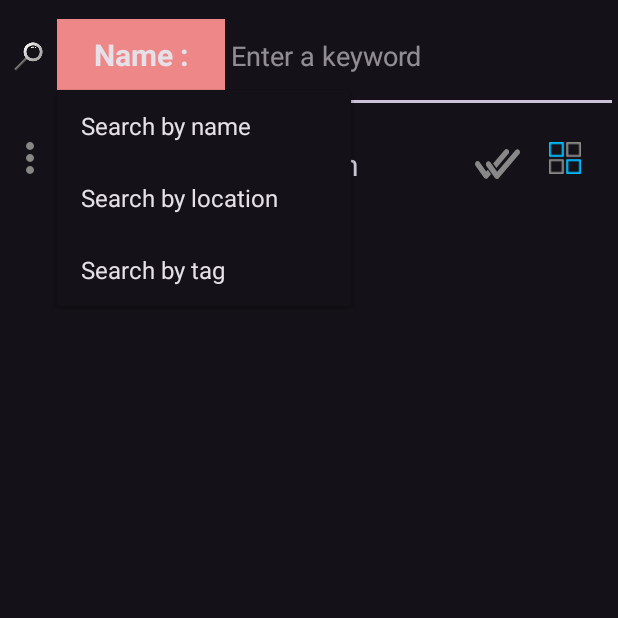
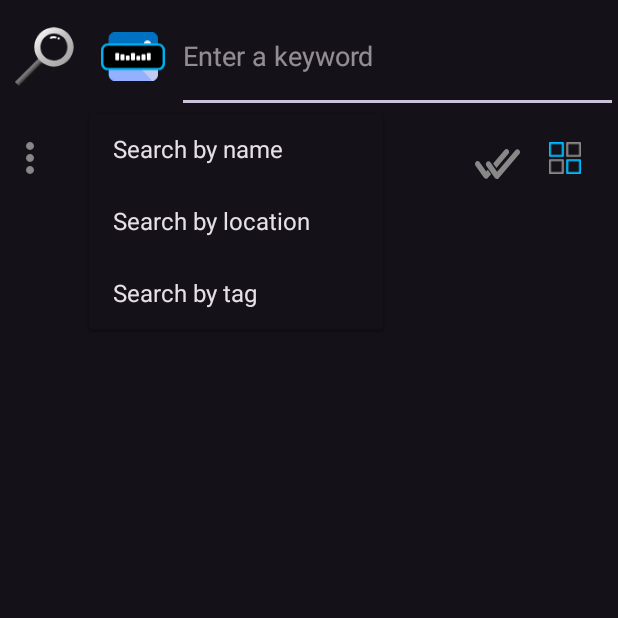
Before and after one commit to JackShinigami/ImageGallery, an Android app: the SearchActivity screen opened directly, with no data from a screen before it, on a phone screen of 412 x 824 dp, the top half of it. Run offline under Robolectric (Android 15) with nearby library versions, the phone set to English and light mode, and no system bars; libraries missing offline, so code that uses them is left out: com.google.mlkit.vision, org.mindrot.jbcrypt.

Commit message:
Fix setting language and icon update

```diff
--- a/app/src/main/java/com/example/imagegallery/SearchActivity.java
+++ b/app/src/main/java/com/example/imagegallery/SearchActivity.java
@@ -16,6 +16,7 @@ import android.view.MenuItem;
 import android.view.View;
 import android.view.inputmethod.InputMethodManager;
 import android.widget.AutoCompleteTextView;
+import android.widget.ImageButton;
 import android.widget.PopupMenu;
 import android.widget.TextView;
 
@@ -38,7 +39,7 @@ public class SearchActivity extends AppCompatActivity {
 
     ImagesViewModel imagesViewModel;
     AutoCompleteTextView search_edit_text;
-    TextView txtSearchOptions;
+    ImageButton btnSearchOptions;
     SEARCH_TYPE search_type = SEARCH_TYPE.NAME;
 
     private static ArrayList<ImageObject> deleteImages = new ArrayList<>();
@@ -147,8 +148,8 @@ public class SearchActivity extends AppCompatActivity {
         ft.replace(R.id.fragment_container, imageFragment);
         ft.commit();
 
-        txtSearchOptions = findViewById(R.id.txtSearchOptions);
-        txtSearchOptions.setOnClickListener(new View.OnClickListener() {
+        btnSearchOptions = findViewById(R.id.btnSearchOptions);
+        btnSearchOptions.setOnClickListener(new View.OnClickListener() {
             @Override
             public void onClick(View view) {
                 showPopupMenu();
@@ -220,8 +221,9 @@ public class SearchActivity extends AppCompatActivity {
 
     private void showPopupMenu()
     {
-        PopupMenu popupMenu = new PopupMenu(SearchActivity.this, txtSearchOptions);
+        PopupMenu popupMenu = new PopupMenu(SearchActivity.this, btnSearchOptions);
         popupMenu.getMenuInflater().inflate(R.menu.search_menu, popupMenu.getMenu());
+
 
         if(!loaded)
         {
@@ -239,19 +241,19 @@ public class SearchActivity extends AppCompatActivity {
                 if(id == R.id.search_name)
                 {
                     search_type = SEARCH_TYPE.NAME;
-                    txtSearchOptions.setText(getString(R.string.name));
+                    btnSearchOptions.setImageResource(R.drawable.ic_search_by_name);
                     updateDataSearch();
                 }
                 else if(id == R.id.search_location)
                 {
                     search_type = SEARCH_TYPE.LOCATION;
-                    txtSearchOptions.setText(getString(R.string.location));
+                    btnSearchOptions.setImageResource(R.drawable.ic_search_by_location);
                     updateDataSearch();
                 }
                 else if(id == R.id.search_tag)
                 {
                     search_type = SEARCH_TYPE.TAG;
-                    txtSearchOptions.setText(getString(R.string.tag));
+                    btnSearchOptions.setImageResource(R.drawable.ic_search_by_tag);
                     updateDataSearch();
                 }
                 return false;
--- a/app/src/main/java/com/example/imagegallery/SettingActivity.java
+++ b/app/src/main/java/com/example/imagegallery/SettingActivity.java
@@ -3,9 +3,11 @@ package com.example.imagegallery;
 import static java.lang.Thread.sleep;
 
 import android.annotation.SuppressLint;
+import android.app.Activity;
 import android.app.Dialog;
 import android.app.ProgressDialog;
 import android.content.Context;
+import android.content.Intent;
 import android.content.res.Configuration;
 import android.os.Bundle;
 import android.os.Handler;
@@ -93,7 +95,13 @@ public class SettingActivity extends AppCompatActivity implements SettingPropert
         LocaleListCompat localeListCompat = LocaleListCompat.create(new Locale(language));
         AppCompatDelegate.setApplicationLocales(localeListCompat);
 
-        recreate();
+        // khởi động lại app
+        Intent intent = new Intent(getApplicationContext(), IntroActivity.class);
+        intent.setFlags(Intent.FLAG_ACTIVITY_NEW_TASK | Intent.FLAG_ACTIVITY_CLEAR_TASK);
+        startActivity(intent);
+        if(context instanceof Activity){
+            ((Activity) context).finishAffinity();
+        }
     }
 
     @Override
--- /dev/null
+++ b/app/src/main/res/drawable/ic_search_by_location.xml
@@ -0,0 +1,43 @@
+<vector xmlns:android="http://schemas.android.com/apk/res/android"
+    xmlns:aapt="http://schemas.android.com/aapt"
+    android:width="230dp"
+    android:height="197dp"
+    android:viewportWidth="230"
+    android:viewportHeight="197">
+  <group>
+    <clip-path
+        android:pathData="M0,0h230v197h-230z"/>
+    <path
+        android:pathData="M114.54,35.04C102.93,35.04 93.52,44.46 93.52,56.07 93.52,67.68 102.93,77.09 114.54,77.09 126.15,77.09 135.56,67.68 135.56,56.07 135.56,44.46 126.15,35.04 114.54,35.04ZM114.54,0.44C129.28,0.44 144.02,6.07 155.27,17.31 177.76,39.8 166.51,75.17 155.27,98.76 145.76,118.71 120.4,170.36 114.54,170.37 108.69,170.38 84.71,120.67 73.82,98.76 62.93,76.85 51.33,39.8 73.82,17.31 85.07,6.07 99.81,0.44 114.54,0.44Z"
+        android:fillType="evenOdd">
+      <aapt:attr name="android:fillColor">
+        <gradient
+            android:centerX="114.54"
+            android:centerY="73.9"
+            android:gradientRadius="97.31"
+            android:tileMode="clamp"
+            android:type="radial">
+          <item android:offset="0" android:color="#FF00B0F0"/>
+          <item android:offset="0.79" android:color="#FF0070C0"/>
+          <item android:offset="1" android:color="#FF0070C0"/>
+        </gradient>
+      </aapt:attr>
+    </path>
+    <path
+        android:pathData="M185.83,145 L196.32,147.2C217.13,152.48 230,159.77 230,167.83 230,183.94 178.51,197 115,197 51.49,197 0,183.94 0,167.83 0,159.77 12.87,152.48 33.68,147.2L38.65,146.16 31.15,149.66C26.6,152.39 24.09,155.39 24.09,158.53 24.09,171.12 64.31,181.32 113.92,181.32 163.53,181.32 203.74,171.12 203.74,158.53 203.74,153.81 198.09,149.43 188.4,145.79Z"
+        android:fillType="evenOdd">
+      <aapt:attr name="android:fillColor">
+        <gradient
+            android:centerX="115"
+            android:centerY="171"
+            android:gradientRadius="117.9"
+            android:tileMode="clamp"
+            android:type="radial">
+          <item android:offset="0" android:color="#FF00B0F0"/>
+          <item android:offset="0.53" android:color="#FF0070C0"/>
+          <item android:offset="1" android:color="#FF0070C0"/>
+        </gradient>
+      </aapt:attr>
+    </path>
+  </group>
+</vector>
--- /dev/null
+++ b/app/src/main/res/drawable/ic_search_by_name.xml
@@ -0,0 +1,62 @@
+<vector xmlns:android="http://schemas.android.com/apk/res/android"
+    android:width="237dp"
+    android:height="180dp"
+    android:viewportWidth="237"
+    android:viewportHeight="180">
+  <group>
+    <clip-path
+        android:pathData="M0,0h237v180h-237z"/>
+    <path
+        android:pathData="M28,22.73C28,10.18 38.18,0 50.73,0L188.27,0C200.82,0 211,10.18 211,22.73L211,157.27C211,169.82 200.82,180 188.27,180L50.73,180C38.18,180 28,169.82 28,157.27Z"
+        android:fillColor="#0070C0"
+        android:fillType="evenOdd"/>
+    <path
+        android:pathData="M171.69,97.01C177.51,97.18 183.27,99.54 187.58,104.07L211,128.64 211,157.5C211,169.93 200.81,180 188.25,180L73,180 155.42,103.13C159.99,98.87 165.87,96.84 171.69,97.01Z"
+        android:fillColor="#C4C9F0"
+        android:fillType="evenOdd"/>
+    <path
+        android:pathData="M74.41,67.01C80.2,67.18 85.92,69.56 90.2,74.1L183.6,173.07C184.67,174.2 185.6,175.42 186.39,176.7L188,179.98 187.76,180 51.62,180C39.13,180 29,169.88 29,157.4L29,100.7 58.23,73.16C62.78,68.88 68.63,66.84 74.41,67.01Z"
+        android:fillColor="#95B0FD"
+        android:fillType="evenOdd"/>
+    <path
+        android:pathData="M186,44.49C186,52.51 179.73,59 172,59 164.26,59 158,52.51 158,44.49 158,36.49 164.26,30 172,30 179.73,30 186,36.49 186,44.49Z"
+        android:fillColor="#F2F2F2"
+        android:fillType="evenOdd"/>
+    <path
+        android:pathData="M0,66.08C0,52.23 11.23,41 25.09,41L211.91,41C225.77,41 237,52.23 237,66.08L237,115.91C237,129.77 225.77,141 211.91,141L25.09,141C11.23,141 0,129.77 0,115.91Z"
+        android:fillColor="#00B0F0"
+        android:fillType="evenOdd"/>
+    <path
+        android:fillColor="#FF000000"
+        android:pathData="M9,66.83C9,57.53 16.53,50 25.83,50L211.17,50C220.47,50 228,57.53 228,66.83L228,115.17C228,124.47 220.47,132 211.17,132L25.83,132C16.53,132 9,124.47 9,115.17Z"
+        android:fillType="evenOdd"/>
+    <path
+        android:pathData="M87,85.08C87,83.38 85.62,82 83.92,82L75.08,82C73.38,82 72,83.38 72,85.08L72,100.92C72,102.62 73.38,104 75.08,104L83.92,104C85.62,104 87,102.62 87,100.92Z"
+        android:fillColor="#FFFFFF"
+        android:fillType="evenOdd"/>
+    <path
+        android:pathData="M126,80.08C126,78.38 124.62,77 122.92,77L114.08,77C112.38,77 111,78.38 111,80.08L111,100.92C111,102.62 112.38,104 114.08,104L122.92,104C124.62,104 126,102.62 126,100.92Z"
+        android:fillColor="#FFFFFF"
+        android:fillType="evenOdd"/>
+    <path
+        android:pathData="M165,85.08C165,83.38 163.62,82 161.92,82L153.08,82C151.38,82 150,83.38 150,85.08L150,100.92C150,102.62 151.38,104 153.08,104L161.92,104C163.62,104 165,102.62 165,100.92Z"
+        android:fillColor="#FFFFFF"
+        android:fillType="evenOdd"/>
+    <path
+        android:pathData="M106,88.87C106,87.29 104.71,86 103.13,86L94.87,86C93.29,86 92,87.29 92,88.87L92,101.13C92,102.71 93.29,104 94.87,104L103.13,104C104.71,104 106,102.71 106,101.13Z"
+        android:fillColor="#FFFFFF"
+        android:fillType="evenOdd"/>
+    <path
+        android:pathData="M145,89.87C145,88.29 143.71,87 142.13,87L133.87,87C132.29,87 131,88.29 131,89.87L131,101.13C131,102.71 132.29,104 133.87,104L142.13,104C143.71,104 145,102.71 145,101.13Z"
+        android:fillColor="#FFFFFF"
+        android:fillType="evenOdd"/>
+    <path
+        android:pathData="M67,79.87C67,78.29 65.71,77 64.13,77L55.87,77C54.29,77 53,78.29 53,79.87L53,101.13C53,102.71 54.29,104 55.87,104L64.13,104C65.71,104 67,102.71 67,101.13Z"
+        android:fillColor="#FFFFFF"
+        android:fillType="evenOdd"/>
+    <path
+        android:pathData="M184,79.87C184,78.29 182.71,77 181.13,77L172.87,77C171.29,77 170,78.29 170,79.87L170,101.13C170,102.71 171.29,104 172.87,104L181.13,104C182.71,104 184,102.71 184,101.13Z"
+        android:fillColor="#FFFFFF"
+        android:fillType="evenOdd"/>
+  </group>
+</vector>
--- /dev/null
+++ b/app/src/main/res/drawable/ic_search_by_tag.xml
@@ -0,0 +1,24 @@
+<vector xmlns:android="http://schemas.android.com/apk/res/android"
+    xmlns:aapt="http://schemas.android.com/aapt"
+    android:width="160dp"
+    android:height="165dp"
+    android:viewportWidth="160"
+    android:viewportHeight="165">
+  <path
+      android:pathData="M144.38,13.31C142.43,11.54 139.41,11.69 137.64,13.64 135.87,15.59 136.02,18.6 137.97,20.37 139.92,22.14 142.94,22 144.71,20.04 146.48,18.09 146.33,15.08 144.38,13.31ZM153.81,3.1C155.51,4.64 156.63,6.83 156.75,9.3L159.71,70 159.79,70.34C159.93,73.17 158.99,76.05 156.94,78.31L81.75,161.22C77.64,165.74 70.65,166.08 66.13,161.98L4.03,105.66C-0.49,101.56 -0.83,94.57 3.27,90.04L78.46,7.14C80.51,4.88 83.29,3.66 86.11,3.52L87.41,3.71 147.35,0.78C149.83,0.66 152.11,1.56 153.81,3.1Z"
+      android:fillType="evenOdd">
+    <aapt:attr name="android:fillColor">
+      <gradient
+          android:centerX="-4.16"
+          android:centerY="98.24"
+          android:gradientRadius="205.94"
+          android:tileMode="clamp"
+          android:type="radial">
+        <item android:offset="0" android:color="#FF00B0F0"/>
+        <item android:offset="0.4" android:color="#FF0052F6"/>
+        <item android:offset="0.83" android:color="#FF00B0F0"/>
+        <item android:offset="1" android:color="#FF00B0F0"/>
+      </gradient>
+    </aapt:attr>
+  </path>
+</vector>
--- a/app/src/main/res/layout/activity_search.xml
+++ b/app/src/main/res/layout/activity_search.xml
@@ -11,27 +11,28 @@
         android:layout_height="match_parent"
         android:orientation="horizontal"
         android:layout_weight="10">
+
         <ImageView
             android:layout_width="match_parent"
             android:layout_height="match_parent"
             android:id="@+id/btnSearch"
             android:src="@drawable/ic_search"
             android:scaleType="fitCenter"
-            android:scaleX="0.5"
-            android:scaleY="0.5"
-            android:layout_weight="2.5"/>
-        <TextView
-            android:id="@+id/txtSearchOptions"
+            android:scaleX="0.9"
+            android:scaleY="0.9"
+            android:padding="8dp"
+            android:layout_weight="3"/>
+
+        <ImageButton
+            android:id="@+id/btnSearchOptions"
+            android:src="@drawable/ic_search_by_name"
             android:layout_width="match_parent"
             android:layout_height="wrap_content"
-            android:layout_weight="2"
-            android:text="@string/name"
-            android:textSize="20sp"
-            android:padding="10dp"
-            android:textStyle="bold"
+            android:layout_weight="3"
             android:gravity="center"
-            android:textColor="?android:attr/textColorPrimary"
-            android:background="#e88"/>
+            android:padding="8dp"
+            android:scaleType="fitCenter"
+            android:background="?android:attr/selectableItemBackground"/>
 
         <AutoCompleteTextView
             android:id="@+id/search_edit_text"
--- a/app/src/main/res/menu/search_menu.xml
+++ b/app/src/main/res/menu/search_menu.xml
@@ -1,9 +1,14 @@
 <?xml version="1.0" encoding="utf-8"?>
-<menu xmlns:android="http://schemas.android.com/apk/res/android">
+<menu xmlns:android="http://schemas.android.com/apk/res/android"
+      xmlns:app="http://schemas.android.com/apk/res-auto"
+    >
     <item android:id="@+id/search_name"
-        android:title="@string/search_by_name"/>
+          android:icon="@drawable/ic_search_by_name"
+          android:title="@string/search_by_name"/>
     <item android:id="@+id/search_location"
+        android:icon="@drawable/ic_search_by_location"
         android:title="@string/search_by_location"/>
     <item android:id="@+id/search_tag"
+        android:icon="@drawable/ic_search_by_tag"
         android:title="@string/search_by_tag"/>
 </menu>
```
